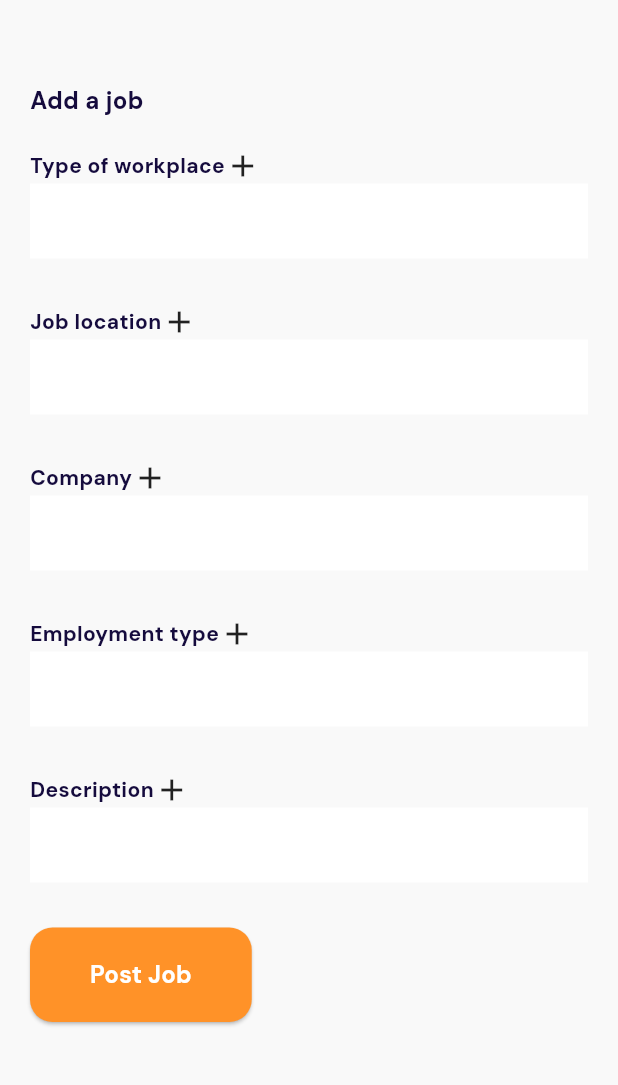
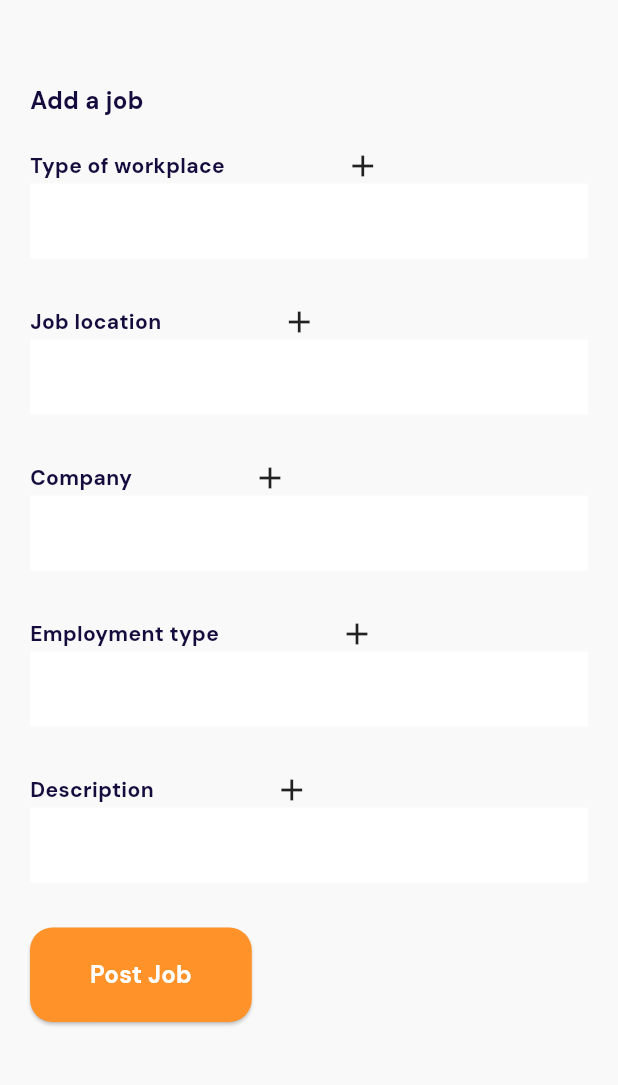
Before and after one commit to Hermankate/group7zrepo, a Flutter app: the AddAjob screen opened directly, on a phone screen of 412 x 824 dp, the part 94-1179 px from its top. Run offline on Flutter 3.47's test engine with Material 3 defaults, Android fonts, the phone set to English and light mode, and no system bars; our stand-ins replace cloud_firestore, firebase_auth, firebase_core, firebase_messaging, flutter_svg, font_awesome_flutter and 3 more; missing offline and left inert: .dart, googleapis; accounts and stored records are empty; project files that could hold a hidden picture were left out; key blocks and very long unbroken strings in the code were emptied for the run.

Commit message:
working on ui

```diff
--- a/lib/pages/main/create/add_job.dart
+++ b/lib/pages/main/create/add_job.dart
@@ -245,7 +245,7 @@ class _AddAjobState extends State<AddAjob> {
                 IconButton(
                   icon: Icon(Icons.arrow_back),
                   onPressed: () {
-                    //Navigator.of(context).pop();
+                    Navigator.of(context).pop();
                   },
                 ),
                 Text(
@@ -348,7 +348,8 @@ class _AddAjobState extends State<AddAjob> {
 
   Widget buildInputField(BuildContext context, String labelText,
       String svgAsset, TextEditingController controller) {
-    return Column(
+    return Container(
+      child: Column(
         children: [
           Row(
             children: [
@@ -359,6 +360,9 @@ class _AddAjobState extends State<AddAjob> {
                   fontSize: 14,
                   color: Color(0xFF150B3D),
                 ),
+              ),
+              SizedBox(
+                width: 80,
               ),
               GestureDetector(
                 child: Icon(Icons.add),
@@ -435,6 +439,7 @@ class _AddAjobState extends State<AddAjob> {
             ],
           ),
         ],
+      ),
     );
   }
 
--- a/lib/pages/main/create/create_page.dart
+++ b/lib/pages/main/create/create_page.dart
@@ -7,8 +7,7 @@ import 'package:google_fonts/google_fonts.dart';
 
 class AddPostScreen extends StatefulWidget {
   final VoidCallback? onCloneClickListener;
-  const AddPostScreen({Key? key, required this.onCloneClickListener})
-      : super(key: key);
+  const AddPostScreen({super.key, required this.onCloneClickListener});
   @override
   _AddPostScreenState createState() => _AddPostScreenState();
 }
```
Lines whose indentation alone changed are shown as unchanged.
